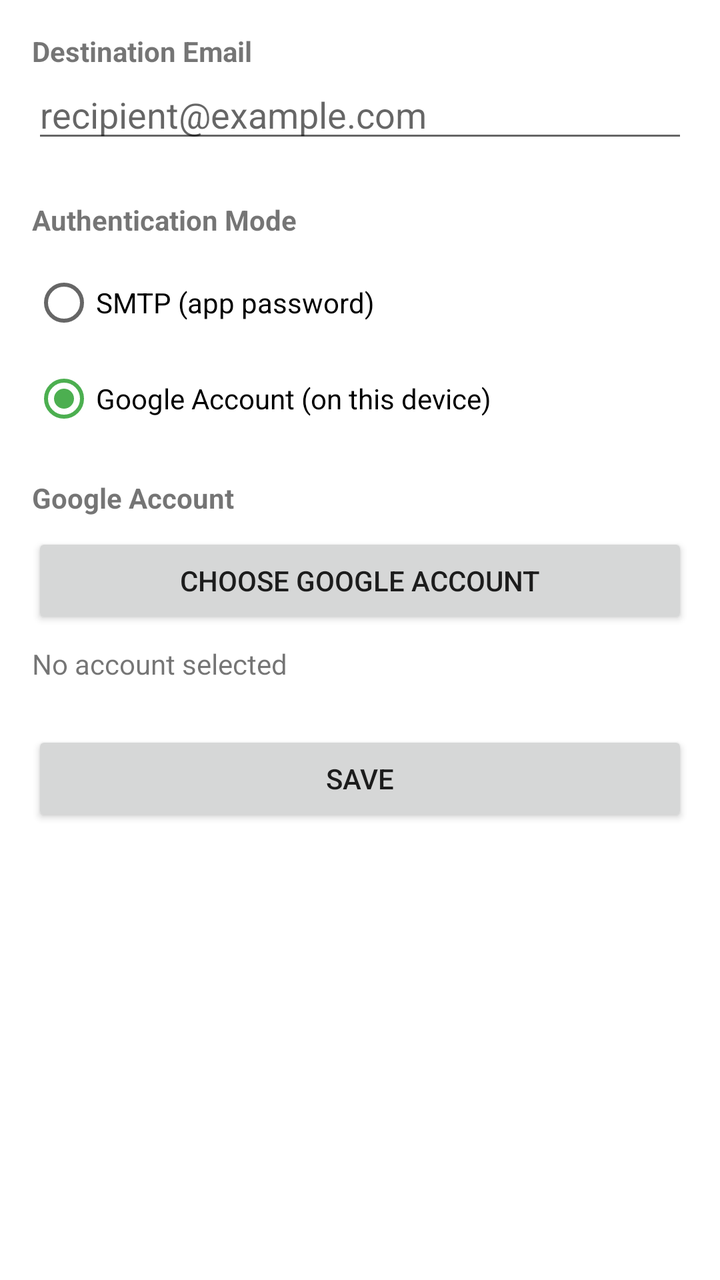
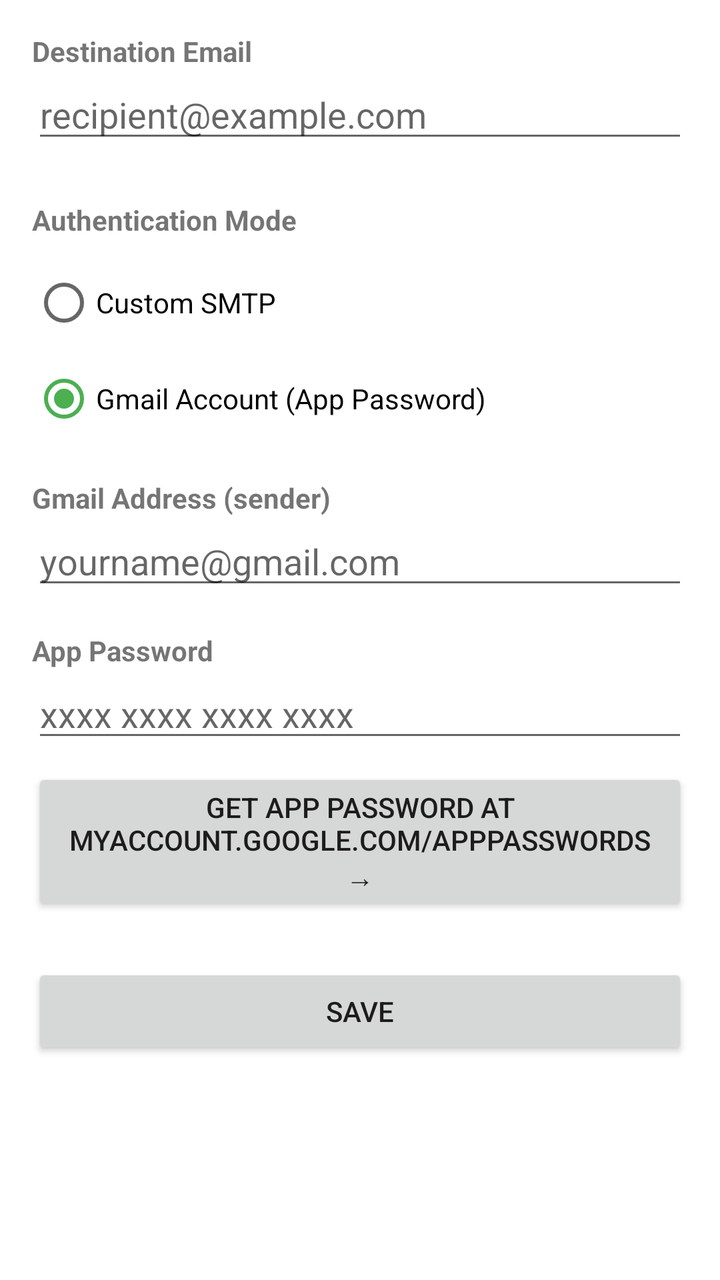

Before-and-after screenshots of an Android layout around one commit, followed by the original layout XML and the change that was made.
<!-- AndroidManifest.xml: application theme Theme.SmsEmailForwarder -->
<!-- res/layout/activity_settings.xml -->
<?xml version="1.0" encoding="utf-8"?>
<ScrollView xmlns:android="http://schemas.android.com/apk/res/android"
    android:layout_width="match_parent"
    android:layout_height="match_parent"
    android:fitsSystemWindows="true">

    <LinearLayout
        android:layout_width="match_parent"
        android:layout_height="wrap_content"
        android:orientation="vertical"
        android:padding="16dp">

        <TextView
            android:layout_width="match_parent"
            android:layout_height="wrap_content"
            android:text="@string/destination_email"
            android:textStyle="bold" />

        <EditText
            android:id="@+id/destinationEmailInput"
            android:layout_width="match_parent"
            android:layout_height="wrap_content"
            android:inputType="textEmailAddress"
            android:hint="@string/destination_email_hint" />

        <TextView
            android:layout_width="match_parent"
            android:layout_height="wrap_content"
            android:layout_marginTop="24dp"
            android:text="@string/auth_mode_label"
            android:textStyle="bold" />

        <RadioGroup
            android:id="@+id/authModeGroup"
            android:layout_width="match_parent"
            android:layout_height="wrap_content"
            android:layout_marginTop="8dp"
            android:orientation="vertical">

            <RadioButton
                android:id="@+id/authModeSmtp"
                android:layout_width="match_parent"
                android:layout_height="wrap_content"
                android:text="@string/auth_mode_smtp" />

            <RadioButton
                android:id="@+id/authModeGoogleAccount"
                android:layout_width="match_parent"
                android:layout_height="wrap_content"
                android:checked="true"
                android:text="@string/auth_mode_google_account" />

        </RadioGroup>

        <LinearLayout
            android:id="@+id/smtpSection"
            android:layout_width="match_parent"
            android:layout_height="wrap_content"
            android:orientation="vertical"
            android:visibility="gone">

            <TextView
                android:layout_width="match_parent"
                android:layout_height="wrap_content"
                android:layout_marginTop="16dp"
                android:text="@string/smtp_host"
                android:textStyle="bold" />

            <EditText
                android:id="@+id/smtpHostInput"
                android:layout_width="match_parent"
                android:layout_height="wrap_content"
                android:inputType="textUri"
                android:hint="@string/smtp_host_hint" />

            <TextView
                android:layout_width="match_parent"
                android:layout_height="wrap_content"
                android:layout_marginTop="16dp"
                android:text="@string/smtp_port"
                android:textStyle="bold" />

            <EditText
                android:id="@+id/smtpPortInput"
                android:layout_width="match_parent"
                android:layout_height="wrap_content"
                android:inputType="number"
                android:hint="@string/smtp_port_hint" />

            <TextView
                android:layout_width="match_parent"
                android:layout_height="wrap_content"
                android:layout_marginTop="16dp"
                android:text="@string/smtp_username"
                android:textStyle="bold" />

            <EditText
                android:id="@+id/smtpUsernameInput"
                android:layout_width="match_parent"
                android:layout_height="wrap_content"
                android:inputType="textEmailAddress"
                android:hint="@string/smtp_username_hint" />

            <TextView
                android:layout_width="match_parent"
                android:layout_height="wrap_content"
                android:layout_marginTop="16dp"
                android:text="@string/smtp_password"
                android:textStyle="bold" />

            <EditText
                android:id="@+id/smtpPasswordInput"
                android:layout_width="match_parent"
                android:layout_height="wrap_content"
                android:inputType="textPassword"
                android:hint="@string/smtp_password_hint" />

        </LinearLayout>

        <LinearLayout
            android:id="@+id/googleAccountSection"
            android:layout_width="match_parent"
            android:layout_height="wrap_content"
            android:orientation="vertical">

            <TextView
                android:layout_width="match_parent"
                android:layout_height="wrap_content"
                android:layout_marginTop="16dp"
                android:text="@string/google_account_label"
                android:textStyle="bold" />

            <Button
                android:id="@+id/chooseAccountButton"
                android:layout_width="match_parent"
                android:layout_height="wrap_content"
                android:layout_marginTop="8dp"
                android:text="@string/choose_google_account" />

            <TextView
                android:id="@+id/selectedAccountText"
                android:layout_width="match_parent"
                android:layout_height="wrap_content"
                android:layout_marginTop="8dp"
                android:text="@string/no_account_selected" />

        </LinearLayout>

        <Button
            android:id="@+id/saveButton"
            android:layout_width="match_parent"
            android:layout_height="wrap_content"
            android:layout_marginTop="24dp"
            android:text="@string/save" />

    </LinearLayout>
</ScrollView>
<!-- resources referenced by this layout -->
<resources>
  <string name="auth_mode_google_account">Google Account (on this device)</string>
  <string name="auth_mode_label">Authentication Mode</string>
  <string name="auth_mode_smtp">SMTP (app password)</string>
  <string name="choose_google_account">Choose Google Account</string>
  <string name="destination_email">Destination Email</string>
  <string name="destination_email_hint">recipient@example.com</string>
  <string name="google_account_label">Google Account</string>
  <string name="no_account_selected">No account selected</string>
  <string name="save">Save</string>
  <string name="smtp_host">SMTP Host</string>
  <string name="smtp_host_hint">smtp.gmail.com</string>
  <string name="smtp_password">SMTP Password (app password)</string>
  <string name="smtp_password_hint">App password from Google Account</string>
  <string name="smtp_port">SMTP Port</string>
  <string name="smtp_port_hint">587</string>
  <string name="smtp_username">SMTP Username (your email)</string>
  <string name="smtp_username_hint">sender@gmail.com</string>
  <style name="Theme.SmsEmailForwarder" parent="Theme.MaterialComponents.DayNight.DarkActionBar">
          <item name="colorPrimary">@color/green_500</item>
          <item name="colorPrimaryDark">@color/green_700</item>
          <item name="colorAccent">@color/green_500</item>
      </style>
  <color name="green_500">#4CAF50</color>
  <color name="green_700">#388E3C</color>
</resources>

<!-- the commit's change to res/layout/activity_settings.xml (unified diff, before → after) -->
@@ -127,22 +127,36 @@
                 android:layout_width="match_parent"
                 android:layout_height="wrap_content"
                 android:layout_marginTop="16dp"
-                android:text="@string/google_account_label"
+                android:text="@string/gmail_address_label"
                 android:textStyle="bold" />
 
+            <EditText
+                android:id="@+id/gmailAddressInput"
+                android:layout_width="match_parent"
+                android:layout_height="wrap_content"
+                android:inputType="textEmailAddress"
+                android:hint="@string/gmail_address_hint" />
+
+            <TextView
+                android:layout_width="match_parent"
+                android:layout_height="wrap_content"
+                android:layout_marginTop="16dp"
+                android:text="@string/gmail_app_password_label"
+                android:textStyle="bold" />
+
+            <EditText
+                android:id="@+id/gmailAppPasswordInput"
+                android:layout_width="match_parent"
+                android:layout_height="wrap_content"
+                android:inputType="textPassword"
+                android:hint="@string/gmail_app_password_hint" />
+
             <Button
-                android:id="@+id/chooseAccountButton"
+                android:id="@+id/getAppPasswordButton"
                 android:layout_width="match_parent"
                 android:layout_height="wrap_content"
                 android:layout_marginTop="8dp"
-                android:text="@string/choose_google_account" />
-
-            <TextView
-                android:id="@+id/selectedAccountText"
-                android:layout_width="match_parent"
-                android:layout_height="wrap_content"
-                android:layout_marginTop="8dp"
-                android:text="@string/no_account_selected" />
+                android:text="@string/get_app_password" />
 
         </LinearLayout>
 
<!-- resource entries referenced after the edit -->
@@ -1,13 +1,15 @@
 <!-- resources referenced by this layout -->
 <resources>
-  <string name="auth_mode_google_account">Google Account (on this device)</string>
+  <string name="auth_mode_google_account">Gmail Account (App Password)</string>
   <string name="auth_mode_label">Authentication Mode</string>
-  <string name="auth_mode_smtp">SMTP (app password)</string>
-  <string name="choose_google_account">Choose Google Account</string>
+  <string name="auth_mode_smtp">Custom SMTP</string>
   <string name="destination_email">Destination Email</string>
   <string name="destination_email_hint">recipient@example.com</string>
-  <string name="google_account_label">Google Account</string>
-  <string name="no_account_selected">No account selected</string>
+  <string name="get_app_password">Get App Password at myaccount.google.com/apppasswords →</string>
+  <string name="gmail_address_hint">yourname@gmail.com</string>
+  <string name="gmail_address_label">Gmail Address (sender)</string>
+  <string name="gmail_app_password_hint">xxxx xxxx xxxx xxxx</string>
+  <string name="gmail_app_password_label">App Password</string>
   <string name="save">Save</string>
   <string name="smtp_host">SMTP Host</string>
   <string name="smtp_host_hint">smtp.gmail.com</string>
